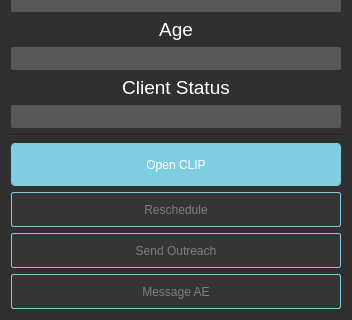
Old version of the form client_info.ui in the repository caiocardoso28/redesigned_app; both pictures show x 0 to 352 and y 204 to 524 of the 352 by 524 pixel window.
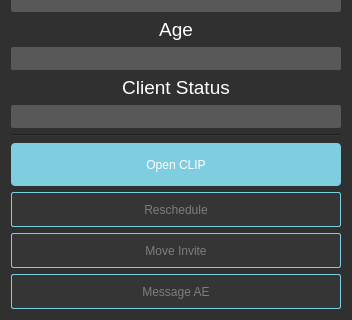
New version of the form.

Commit message: Added activity metric reporting dialog/set foundation for data pipeline

```diff
--- a/client_info.ui
+++ b/client_info.ui
@@ -503,7 +503,7 @@
 }</string>
      </property>
      <property name="text">
-      <string>Send Outreach</string>
+      <string>Move Invite</string>
      </property>
     </widget>
    </item>
```
The commit also changes 3 other files.
